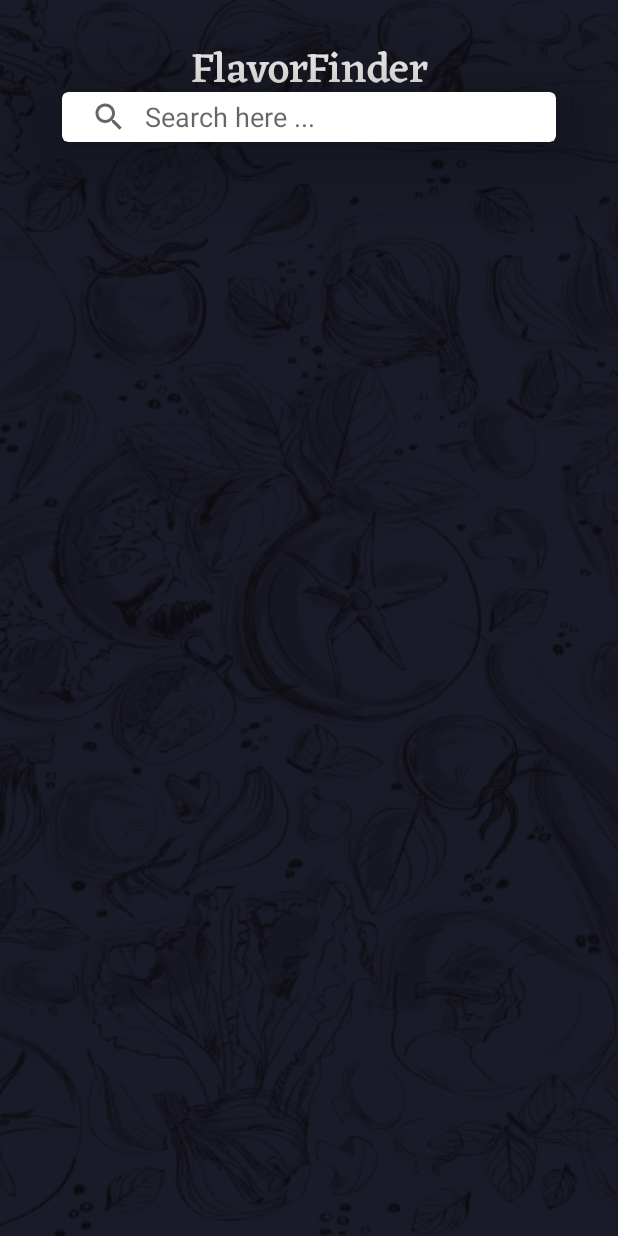
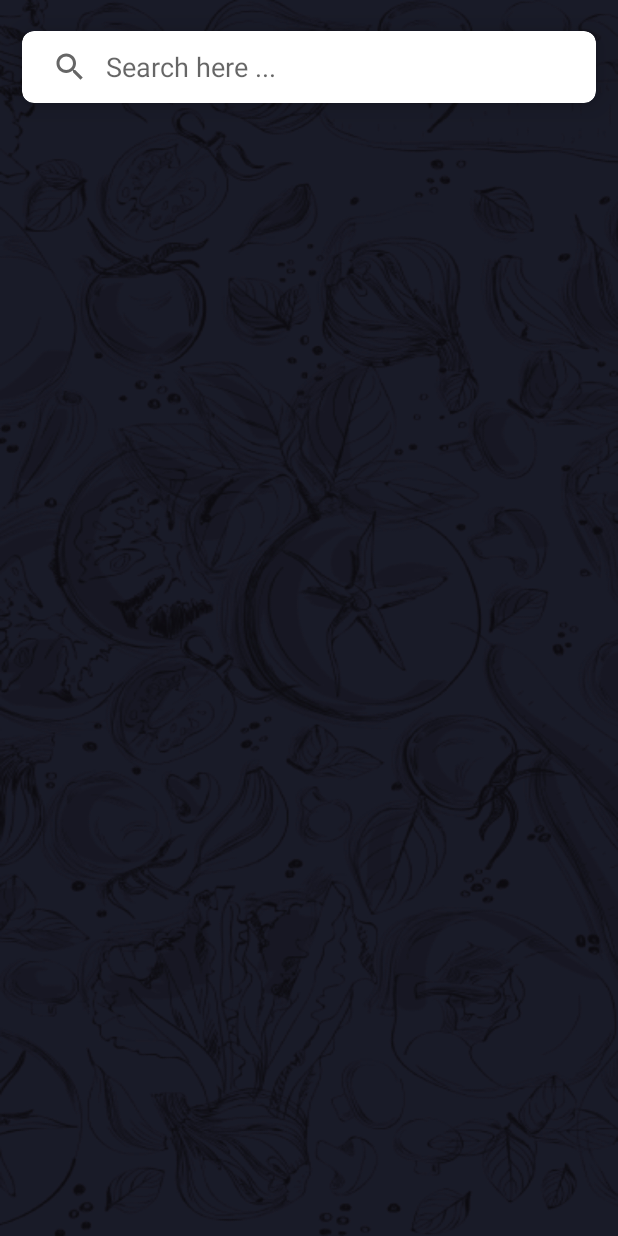
Before and after one commit to AakifAhmedd/MobileAppDev-CW2, an Android app: the layout activity_search.xml on its own in the app's theme, with its tools: preview values and no code run, on a phone screen of 412 x 824 dp. Run offline under Robolectric (Android 15) with nearby library versions, the phone set to English and light mode, and no system bars.

Commit message:
Search recycler view

```diff
--- a/app/src/main/java/com/example/mobileappcw2/LanguageAdapter.kt
+++ b/app/src/main/java/com/example/mobileappcw2/LanguageAdapter.kt
@@ -11,7 +11,7 @@ class LanguageAdapter(var mList: List<LanguageData>) :
     RecyclerView.Adapter<LanguageAdapter.LanguageViewHolder>() {
 
     inner class LanguageViewHolder(itemView: View) : RecyclerView.ViewHolder(itemView) {
-        val logo : ImageView = itemView.findViewById(R.id.logoIv)
+        val suggestionsImage : ImageView = itemView.findViewById(R.id.suggestionsTv)
         val titleTv : TextView = itemView.findViewById(R.id.titleTv)
     }
 
@@ -26,7 +26,7 @@ class LanguageAdapter(var mList: List<LanguageData>) :
     }
 
     override fun onBindViewHolder(holder: LanguageViewHolder, position: Int) {
-        holder.logo.setImageResource(mList[position].logo)
+        holder.suggestionsImage.setImageResource(mList[position].logo)
         holder.titleTv.text = mList[position].title
     }
 
--- a/app/src/main/res/layout/activity_search.xml
+++ b/app/src/main/res/layout/activity_search.xml
@@ -5,37 +5,6 @@
     android:layout_height="match_parent"
     xmlns:app="http://schemas.android.com/apk/res-auto"
     android:background="@drawable/bg_img">
-
-    <com.google.android.material.card.MaterialCardView
-        android:id="@+id/materialCardView"
-        android:layout_width="0dp"
-        android:layout_height="156dp"
-        app:cardElevation="40dp"
-        app:cardUseCompatPadding="true"
-        android:background="@drawable/top_banner"
-        app:layout_constraintEnd_toEndOf="parent"
-        app:layout_constraintHorizontal_bias="0.5"
-        app:layout_constraintStart_toStartOf="parent"
-        app:layout_constraintTop_toTopOf="parent">
-
-        <RelativeLayout
-            android:layout_width="match_parent"
-            android:layout_height="match_parent"
-            >
-
-            <androidx.appcompat.widget.SearchView
-                android:id="@+id/searchView"
-                android:layout_width="match_parent"
-                android:layout_height="40dp"
-                android:layout_alignParentBottom="true"
-                app:iconifiedByDefault="false"
-                app:queryBackground="@android:color/transparent"
-                app:queryHint="Search here ..."
-                />
-
-        </RelativeLayout>
-    </com.google.android.material.card.MaterialCardView>
-
 
     <TextView
         android:id="@+id/textView"
@@ -50,6 +19,42 @@
         android:layout_marginTop="22dp"/>
 
 
+    <com.google.android.material.card.MaterialCardView
+        android:id="@+id/materialCardView"
+        android:layout_width="0dp"
+        android:layout_height="wrap_content"
+        app:cardCornerRadius="8dp"
+        app:cardElevation="12dp"
+        app:cardUseCompatPadding="true"
+        app:layout_constraintEnd_toEndOf="parent"
+        app:layout_constraintHorizontal_bias="0.5"
+        app:layout_constraintStart_toStartOf="parent"
+        app:layout_constraintTop_toTopOf="parent">
+
+        <androidx.appcompat.widget.SearchView
+            android:id="@+id/searchView"
+            android:layout_width="match_parent"
+            android:layout_height="wrap_content"
+            app:iconifiedByDefault="false"
+            app:queryBackground="@android:color/transparent"
+            app:queryHint="Search here ..."
+            app:layout_constraintTop_toBottomOf="@+id/textView"/>
+
+    </com.google.android.material.card.MaterialCardView>
+
+
+
+    <androidx.recyclerview.widget.RecyclerView
+        android:id="@+id/recyclerView"
+        android:layout_width="0dp"
+        android:layout_height="0dp"
+        app:layout_constraintBottom_toBottomOf="parent"
+        app:layout_constraintEnd_toEndOf="parent"
+        app:layout_constraintHorizontal_bias="0.5"
+        app:layout_constraintStart_toStartOf="parent"
+        app:layout_constraintTop_toBottomOf="@+id/materialCardView" />
+
+
 
 
 
```
Also changed, not shown: app/src/main/java/com/example/mobileappcw2/SearchActivity.kt (+29 -1 lines), app/src/main/res/layout/each_item.xml (+3 -12 lines).
